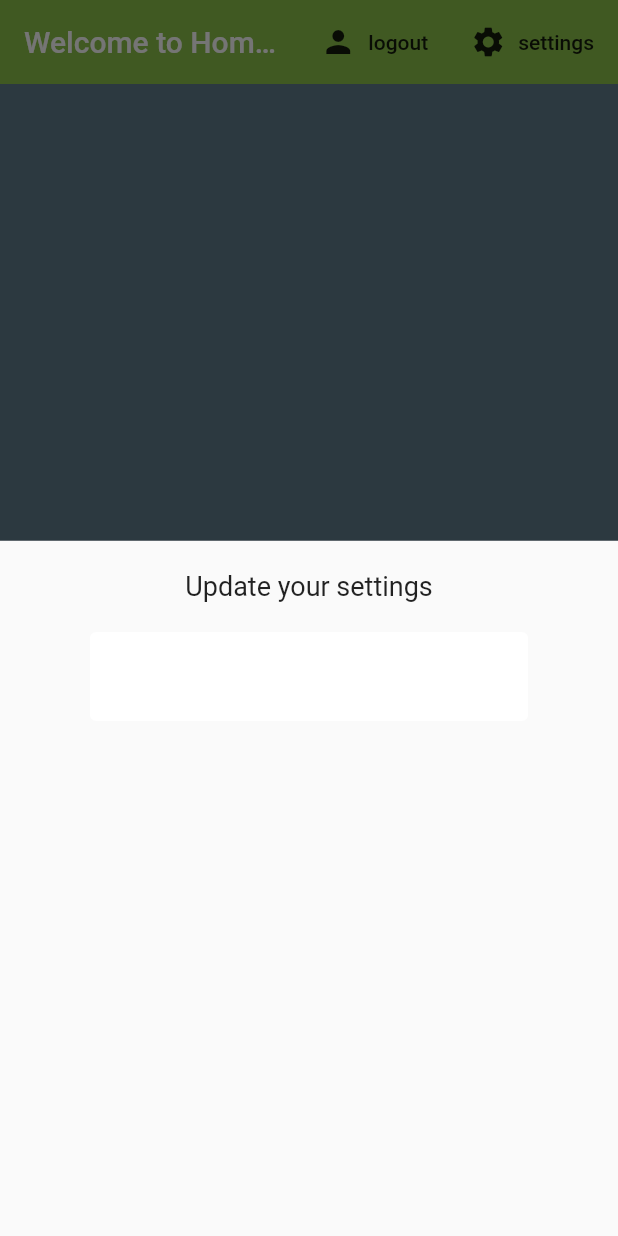
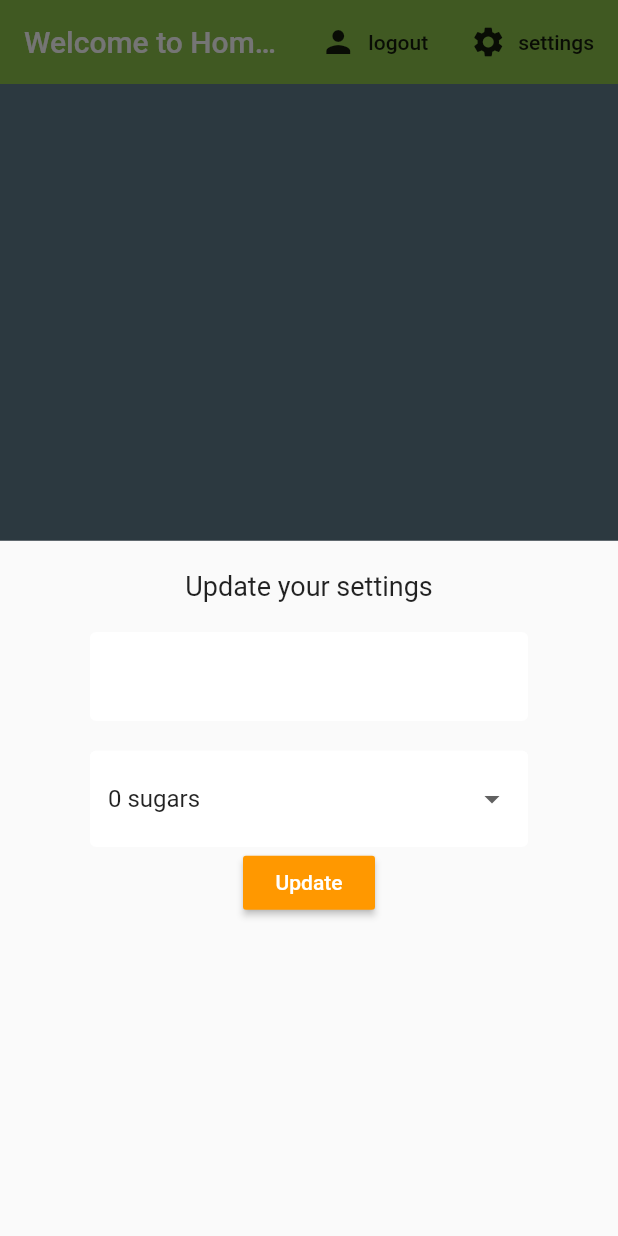
Before and after one commit to galuropek/flutter, a Flutter app: the screen it shows once a user with an empty profile is signed in, after a tap on "settings", on a phone screen of 412 x 824 dp. Run offline on Flutter 3.47's test engine with Material 2 defaults, Android fonts, the phone set to English and light mode, and no system bars; our stand-ins replace cloud_firestore, firebase_auth, flutter_spinkit; accounts and stored records are empty.

```diff
--- a/first_app/lib/screens/home/settings_from.dart
+++ b/first_app/lib/screens/home/settings_from.dart
@@ -21,7 +21,8 @@ class _SettingsFormState extends State<SettingsForm> {
       key: _formKey,
       child: Column(
         children: <Widget>[
-          Text('Update your settings',
+          Text(
+            'Update your settings',
             style: TextStyle(fontSize: 18.0),
           ),
           SizedBox(
@@ -34,8 +35,26 @@ class _SettingsFormState extends State<SettingsForm> {
           ),
           SizedBox(height: 20.0),
           //dropdown
+          DropdownButtonFormField(
+            decoration: textInputDecoration,
+            value: _currentSugars ?? '0',
+            items: sugars.map((sugar) {
+              return DropdownMenuItem(
+                  child: Text('$sugar sugars'), value: sugar);
+            }).toList(),
+            onChanged: (val) => setState(() => _currentSugars = val),
+          ),
           //slider
-      ],
+          RaisedButton(
+            onPressed: () async {
+              print(_currentName);
+              print(_currentSugars);
+              print(_currentStrength);
+            },
+            color: Colors.orange,
+            child: Text('Update', style: TextStyle(color: Colors.white)),
+          )
+        ],
       ),
     );
   }
```
